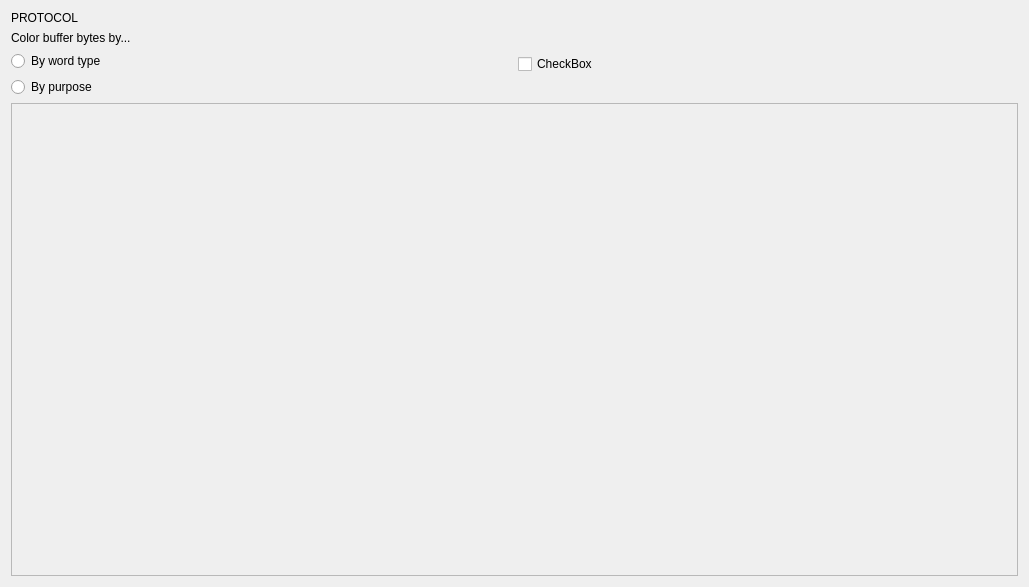
Above: src/GUI/PinTracerUI/forms/ProtocolVisualizationWidget.ui from h3xduck/TaintBlade before the change. Below: the same form after it.
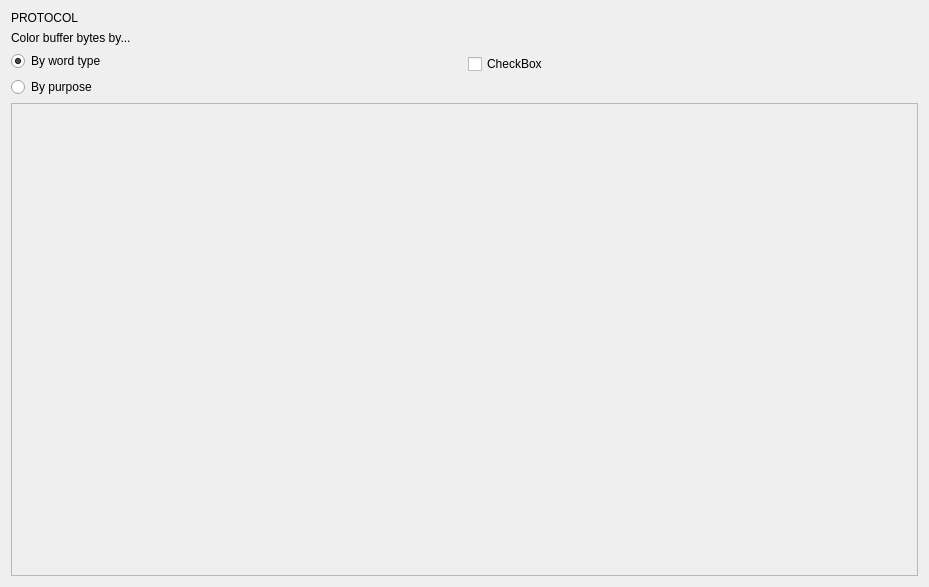
That is the form after the change.

Commit message: Now the two radiobuttons at the protocol visualization widget are working and the buffer visualization can be alterned

What changed in the file:
```diff
--- a/src/GUI/PinTracerUI/forms/ProtocolVisualizationWidget.ui
+++ b/src/GUI/PinTracerUI/forms/ProtocolVisualizationWidget.ui
@@ -6,7 +6,7 @@
    <rect>
     <x>0</x>
     <y>0</y>
-    <width>1029</width>
+    <width>929</width>
     <height>587</height>
    </rect>
   </property>
@@ -37,6 +37,9 @@
          <property name="text">
           <string>By word type</string>
          </property>
+         <property name="checked">
+          <bool>true</bool>
+         </property>
          <attribute name="buttonGroup">
           <string notr="true">buttonGroup</string>
          </attribute>
@@ -77,7 +80,7 @@
        <rect>
         <x>0</x>
         <y>0</y>
-        <width>1009</width>
+        <width>909</width>
         <height>467</height>
        </rect>
       </property>
```
Left out of the diff: 4 changed lines with no effect on the pictures. The commit also changes 24 other files.
